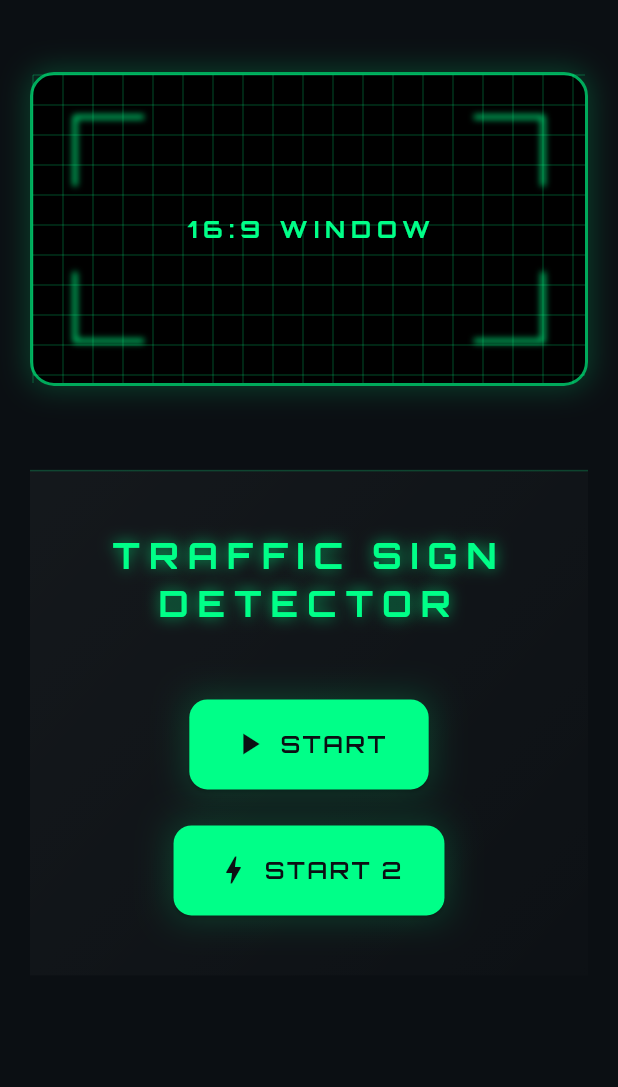
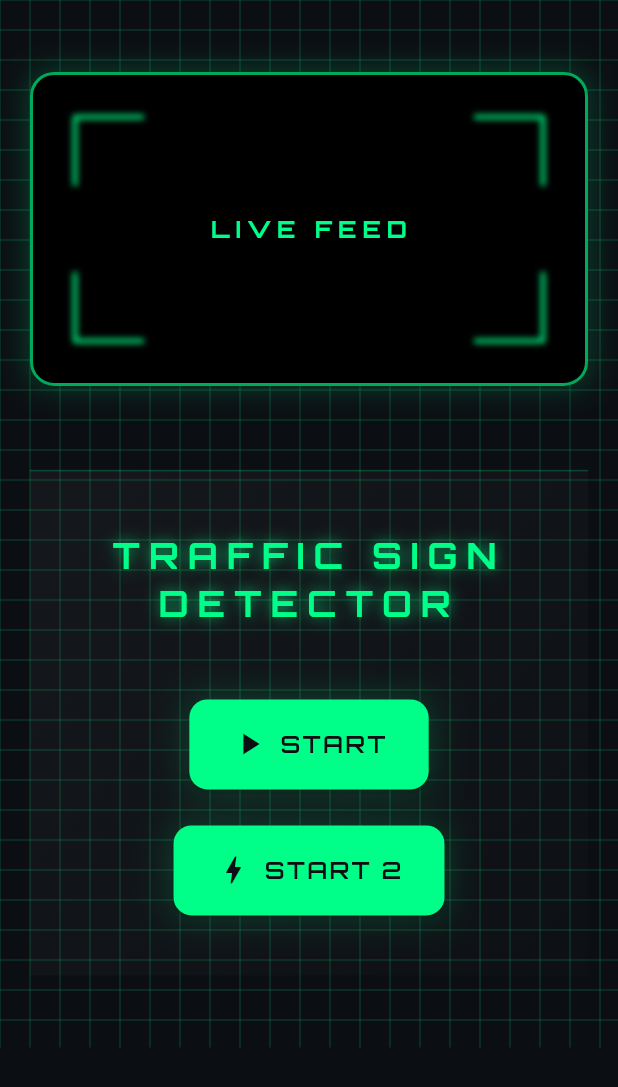
Before and after one commit to khp53/traffic_sign_detector, a Flutter app: the screen it shows after launch, on a phone screen of 412 x 824 dp. Shown: the top 1087 px of the screen. Run offline on Flutter 3.47's test engine with Material 3 defaults, Android fonts, the phone set to English and light mode, and no system bars; our stand-ins replace google_fonts.

Commit message:
Refactor layout in FuturisticHome for improved responsiveness and add grid overlay for enhanced visual guidance

```diff
--- a/lib/main.dart
+++ b/lib/main.dart
@@ -79,7 +79,15 @@ class FuturisticHome extends StatelessWidget {
     final theme = Theme.of(context);
     final neonGreen = theme.colorScheme.primary;
     return Scaffold(
-      body: LayoutBuilder(
+      body: Stack(
+        children: [
+          // Global background scan grid overlay
+          Positioned.fill(
+            child: CustomPaint(
+              painter: _GridPainter(color: neonGreen.withAlpha(40)),
+            ),
+          ),
+          LayoutBuilder(
             builder: (context, constraints) {
               final isVertical =
                   constraints.maxWidth < 900; // stack on small screens
@@ -97,7 +105,10 @@ class FuturisticHome extends StatelessWidget {
                     decoration: BoxDecoration(
                       color: Colors.black,
                       borderRadius: BorderRadius.circular(16),
-                  border: Border.all(color: neonGreen.withAlpha(170), width: 2),
+                      border: Border.all(
+                        color: neonGreen.withAlpha(170),
+                        width: 2,
+                      ),
                       boxShadow: [
                         BoxShadow(
                           color: neonGreen.withAlpha(51),
@@ -107,19 +118,19 @@ class FuturisticHome extends StatelessWidget {
                         ),
                       ],
                     ),
+                    // Placeholder for future live camera feed + corner brackets overlay
                     child: Stack(
                       children: [
-                    // Placeholder scan lines / grid overlay
                         Positioned.fill(
                           child: CustomPaint(
-                        painter: _ScanOverlayPainter(
-                          color: neonGreen.withAlpha(51),
+                            painter: _CornerBracketsPainter(
+                              color: neonGreen.withAlpha(230),
                             ),
                           ),
                         ),
                         Center(
                           child: Text(
-                        '16:9 WINDOW',
+                            'LIVE FEED',
                             style: theme.textTheme.titleMedium?.copyWith(
                               letterSpacing: 4,
                               fontWeight: FontWeight.w700,
@@ -134,10 +145,16 @@ class FuturisticHome extends StatelessWidget {
 
               final controls = Container(
                 width: rightWidth,
-            padding: const EdgeInsets.symmetric(horizontal: 32, vertical: 40),
+                padding: const EdgeInsets.symmetric(
+                  horizontal: 32,
+                  vertical: 40,
+                ),
                 decoration: BoxDecoration(
                   gradient: LinearGradient(
-                colors: [Colors.white.withAlpha(10), Colors.white.withAlpha(2)],
+                    colors: [
+                      Colors.white.withAlpha(10),
+                      Colors.white.withAlpha(2),
+                    ],
                     begin: Alignment.topLeft,
                     end: Alignment.bottomRight,
                   ),
@@ -160,7 +177,10 @@ class FuturisticHome extends StatelessWidget {
                         fontWeight: FontWeight.bold,
                         letterSpacing: 6,
                         shadows: [
-                      Shadow(color: neonGreen.withAlpha(170), blurRadius: 12),
+                          Shadow(
+                            color: neonGreen.withAlpha(170),
+                            blurRadius: 12,
+                          ),
                         ],
                       ),
                       textAlign: TextAlign.center,
@@ -221,6 +241,8 @@ class FuturisticHome extends StatelessWidget {
               );
             },
           ),
+        ],
+      ),
     );
   }
 }
@@ -257,9 +279,9 @@ class _GlowButton extends StatelessWidget {
   }
 }
 
-class _ScanOverlayPainter extends CustomPainter {
+class _GridPainter extends CustomPainter {
   final Color color;
-  _ScanOverlayPainter({required this.color});
+  _GridPainter({required this.color});
 
   @override
   void paint(Canvas canvas, Size size) {
@@ -267,8 +289,6 @@ class _ScanOverlayPainter extends CustomPainter {
       ..color = color
       ..style = PaintingStyle.stroke
       ..strokeWidth = 1;
-
-    // Draw grid lines
     const grid = 20.0;
     for (double x = 0; x <= size.width; x += grid) {
       canvas.drawLine(Offset(x, 0), Offset(x, size.height), paint);
@@ -276,12 +296,23 @@ class _ScanOverlayPainter extends CustomPainter {
     for (double y = 0; y <= size.height; y += grid) {
       canvas.drawLine(Offset(0, y), Offset(size.width, y), paint);
     }
+  }
 
-    // Corner brackets
+  @override
+  bool shouldRepaint(covariant _GridPainter oldDelegate) =>
+      oldDelegate.color != color;
+}
+
+class _CornerBracketsPainter extends CustomPainter {
+  final Color color;
+  _CornerBracketsPainter({required this.color});
+
+  @override
+  void paint(Canvas canvas, Size size) {
     final bracket = Path();
     const corner = 28.0;
     const len = 46.0;
-    void addCorner(double dx, double dy, bool right, bool bottom) {
+    void addCorner(bool right, bool bottom) {
       final ox = right ? size.width - corner : corner;
       final oy = bottom ? size.height - corner : corner;
       final dirX = right ? -1 : 1;
@@ -291,12 +322,12 @@ class _ScanOverlayPainter extends CustomPainter {
       bracket.lineTo(ox, oy + len * dirY);
     }
 
-    addCorner(0, 0, false, false);
-    addCorner(0, 0, true, false);
-    addCorner(0, 0, false, true);
-    addCorner(0, 0, true, true);
+    addCorner(false, false);
+    addCorner(true, false);
+    addCorner(false, true);
+    addCorner(true, true);
     final bracketPaint = Paint()
-      ..color = color.withAlpha(204)
+      ..color = color
       ..style = PaintingStyle.stroke
       ..strokeWidth = 3
       ..strokeJoin = StrokeJoin.round
@@ -305,6 +336,6 @@ class _ScanOverlayPainter extends CustomPainter {
   }
 
   @override
-  bool shouldRepaint(covariant _ScanOverlayPainter oldDelegate) =>
+  bool shouldRepaint(covariant _CornerBracketsPainter oldDelegate) =>
       oldDelegate.color != color;
 }
```
Lines whose indentation alone changed are shown as unchanged.
